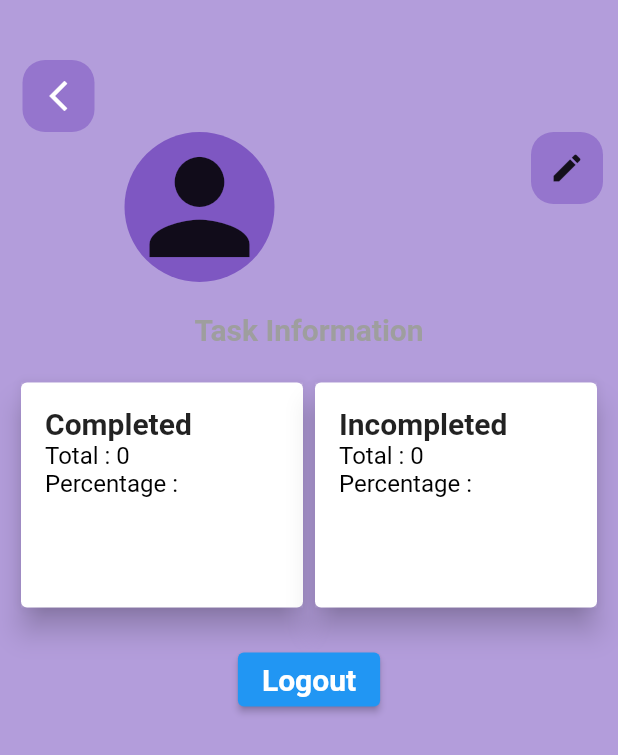
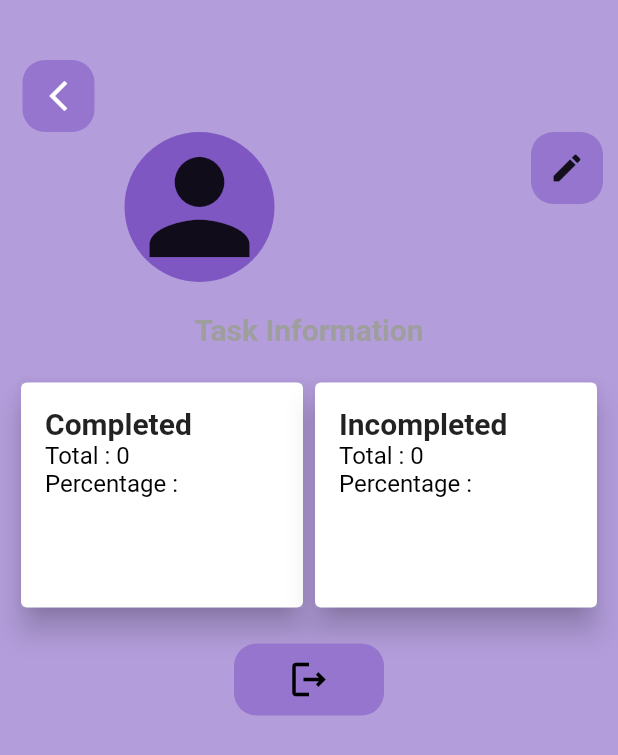
Before and after one commit to ripon1995/todo-mobile, a Flutter app: the ProfileView screen opened by its route, on a phone screen of 412 x 824 dp. Shown: the top 755 px of the screen. Run offline on Flutter 3.47's test engine with Material 2 defaults, Android fonts, the phone set to English and light mode, and no system bars; our stand-ins replace dio, firebase_core, firebase_messaging, flutter_dotenv, get, get_storage and 1 more; accounts and stored records are empty.

```diff
--- a/lib/app/modules/profile/widgets/logout_button.dart
+++ b/lib/app/modules/profile/widgets/logout_button.dart
@@ -10,11 +10,17 @@ class LogoutButton extends StatelessWidget {
 
   @override
   Widget build(BuildContext context) {
-    return ElevatedButton(
-      onPressed: _onPressedAction,
-      child: const Text(
-        'Logout',
-        style: TextStyle(fontSize: 20, fontWeight: FontWeight.bold),
+    return Container(
+      width: 100,
+      decoration: BoxDecoration(
+        color: Colors.deepPurple[300],
+        borderRadius: BorderRadius.circular(15),
+      ),
+      child: IconButton(
+        onPressed: _onPressedAction,
+        icon: const Icon(Icons.logout_outlined),
+        iconSize: 30,
+        color: Colors.black,
       ),
     );
   }
```
